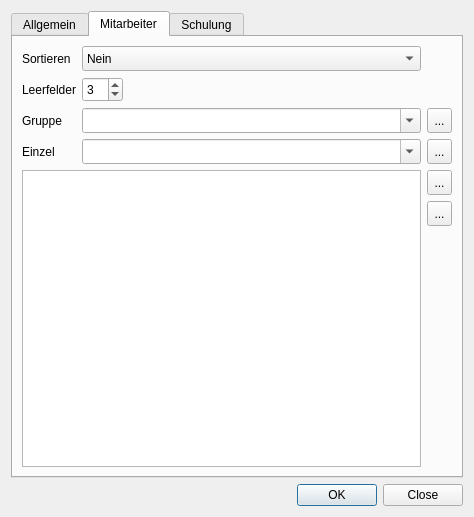
Qt form ui/qmsigninglistdialog.ui (Christian-Kr/QualificationMatrix) before a commit.
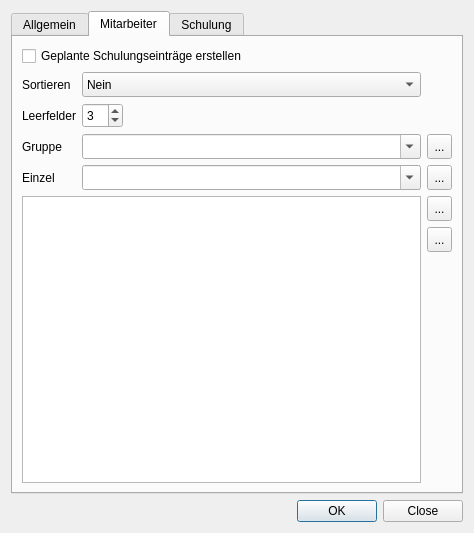
The same form after that commit. The open tabs and pages were chosen to show the change. Icons and pictures are not drawn.

Commit message: Ui changes for creation of training data

Patch:
```diff
--- a/ui/qmsigninglistdialog.ui
+++ b/ui/qmsigninglistdialog.ui
@@ -7,7 +7,7 @@
     <x>0</x>
     <y>0</y>
     <width>474</width>
-    <height>517</height>
+    <height>533</height>
    </rect>
   </property>
   <property name="windowTitle">
@@ -60,16 +60,6 @@
            </property>
           </widget>
          </item>
-         <item>
-          <widget class="QCheckBox" name="cbCreateTrainDataEntries">
-           <property name="enabled">
-            <bool>false</bool>
-           </property>
-           <property name="text">
-            <string>Geplante Schulungseinträge erstellen</string>
-           </property>
-          </widget>
-         </item>
         </layout>
        </item>
        <item>
@@ -137,14 +127,123 @@
        <string>Mitarbeiter</string>
       </attribute>
       <layout class="QGridLayout" name="gridLayout">
-       <item row="1" column="0">
+       <item row="4" column="0">
+        <widget class="QLabel" name="label_4">
+         <property name="text">
+          <string>Einzel</string>
+         </property>
+        </widget>
+       </item>
+       <item row="4" column="1">
+        <widget class="QComboBox" name="cbSingleEmployee">
+         <property name="sizePolicy">
+          <sizepolicy hsizetype="Expanding" vsizetype="Fixed">
+           <horstretch>0</horstretch>
+           <verstretch>0</verstretch>
+          </sizepolicy>
+         </property>
+         <property name="minimumSize">
+          <size>
+           <width>0</width>
+           <height>25</height>
+          </size>
+         </property>
+         <property name="editable">
+          <bool>true</bool>
+         </property>
+         <property name="maxVisibleItems">
+          <number>20</number>
+         </property>
+         <property name="insertPolicy">
+          <enum>QComboBox::NoInsert</enum>
+         </property>
+         <property name="minimumContentsLength">
+          <number>20</number>
+         </property>
+        </widget>
+       </item>
+       <item row="4" column="2">
+        <widget class="QToolButton" name="tbAddEmployee">
+         <property name="minimumSize">
+          <size>
+           <width>25</width>
+           <height>25</height>
+          </size>
+         </property>
+         <property name="text">
+          <string>...</string>
+         </property>
+         <property name="icon">
+          <iconset resource="../rcs/icons.qrc">
+           <normaloff>:/icons/icons/list-add.svg</normaloff>:/icons/icons/list-add.svg</iconset>
+         </property>
+         <property name="iconSize">
+          <size>
+           <width>16</width>
+           <height>16</height>
+          </size>
+         </property>
+        </widget>
+       </item>
+       <item row="3" column="2">
+        <widget class="QToolButton" name="tbAddEmployeeFromGroup">
+         <property name="minimumSize">
+          <size>
+           <width>25</width>
+           <height>25</height>
+          </size>
+         </property>
+         <property name="text">
+          <string>...</string>
+         </property>
+         <property name="icon">
+          <iconset resource="../rcs/icons.qrc">
+           <normaloff>:/icons/icons/list-add.svg</normaloff>:/icons/icons/list-add.svg</iconset>
+         </property>
+         <property name="iconSize">
+          <size>
+           <width>16</width>
+           <height>16</height>
+          </size>
+         </property>
+        </widget>
+       </item>
+       <item row="2" column="0">
         <widget class="QLabel" name="label_2">
          <property name="text">
           <string>Leerfelder</string>
          </property>
         </widget>
        </item>
-       <item row="1" column="1">
+       <item row="3" column="1">
+        <widget class="QComboBox" name="cbEmployeeGroup">
+         <property name="sizePolicy">
+          <sizepolicy hsizetype="Expanding" vsizetype="Fixed">
+           <horstretch>0</horstretch>
+           <verstretch>0</verstretch>
+          </sizepolicy>
+         </property>
+         <property name="minimumSize">
+          <size>
+           <width>0</width>
+           <height>25</height>
+          </size>
+         </property>
+         <property name="editable">
+          <bool>true</bool>
+         </property>
+         <property name="maxVisibleItems">
+          <number>20</number>
+         </property>
+         <property name="insertPolicy">
+          <enum>QComboBox::NoInsert</enum>
+         </property>
+         <property name="minimumContentsLength">
+          <number>20</number>
+         </property>
+        </widget>
+       </item>
+       <item row="2" column="1">
         <layout class="QHBoxLayout" name="horizontalLayout">
          <item>
           <widget class="QSpinBox" name="spEmpty">
@@ -174,123 +273,32 @@
          </item>
         </layout>
        </item>
-       <item row="2" column="0">
-        <widget class="QLabel" name="label_3">
-         <property name="text">
-          <string>Gruppe</string>
-         </property>
-        </widget>
-       </item>
-       <item row="2" column="1">
-        <widget class="QComboBox" name="cbEmployeeGroup">
-         <property name="sizePolicy">
-          <sizepolicy hsizetype="Expanding" vsizetype="Fixed">
-           <horstretch>0</horstretch>
-           <verstretch>0</verstretch>
-          </sizepolicy>
-         </property>
+       <item row="1" column="1">
+        <widget class="QComboBox" name="cbSort">
          <property name="minimumSize">
           <size>
            <width>0</width>
            <height>25</height>
           </size>
          </property>
-         <property name="editable">
-          <bool>true</bool>
-         </property>
-         <property name="maxVisibleItems">
-          <number>20</number>
-         </property>
-         <property name="insertPolicy">
-          <enum>QComboBox::NoInsert</enum>
-         </property>
-         <property name="minimumContentsLength">
-          <number>20</number>
-         </property>
+         <item>
+          <property name="text">
+           <string>Nein</string>
+          </property>
+         </item>
+         <item>
+          <property name="text">
+           <string>Vorname</string>
+          </property>
+         </item>
+         <item>
+          <property name="text">
+           <string>Nachname</string>
+          </property>
+         </item>
         </widget>
        </item>
-       <item row="3" column="0">
-        <widget class="QLabel" name="label_4">
-         <property name="text">
-          <string>Einzel</string>
-         </property>
-        </widget>
-       </item>
-       <item row="2" column="2">
-        <widget class="QToolButton" name="tbAddEmployeeFromGroup">
-         <property name="minimumSize">
-          <size>
-           <width>25</width>
-           <height>25</height>
-          </size>
-         </property>
-         <property name="text">
-          <string>...</string>
-         </property>
-         <property name="icon">
-          <iconset resource="../rcs/icons.qrc">
-           <normaloff>:/icons/icons/list-add.svg</normaloff>:/icons/icons/list-add.svg</iconset>
-         </property>
-         <property name="iconSize">
-          <size>
-           <width>16</width>
-           <height>16</height>
-          </size>
-         </property>
-        </widget>
-       </item>
-       <item row="3" column="1">
-        <widget class="QComboBox" name="cbSingleEmployee">
-         <property name="sizePolicy">
-          <sizepolicy hsizetype="Expanding" vsizetype="Fixed">
-           <horstretch>0</horstretch>
-           <verstretch>0</verstretch>
-          </sizepolicy>
-         </property>
-         <property name="minimumSize">
-          <size>
-           <width>0</width>
-           <height>25</height>
-          </size>
-         </property>
-         <property name="editable">
-          <bool>true</bool>
-         </property>
-         <property name="maxVisibleItems">
-          <number>20</number>
-         </property>
-         <property name="insertPolicy">
-          <enum>QComboBox::NoInsert</enum>
-         </property>
-         <property name="minimumContentsLength">
-          <number>20</number>
-         </property>
-        </widget>
-       </item>
-       <item row="3" column="2">
-        <widget class="QToolButton" name="tbAddEmployee">
-         <property name="minimumSize">
-          <size>
-           <width>25</width>
-           <height>25</height>
-          </size>
-         </property>
-         <property name="text">
-          <string>...</string>
-         </property>
-         <property name="icon">
-          <iconset resource="../rcs/icons.qrc">
-           <normaloff>:/icons/icons/list-add.svg</normaloff>:/icons/icons/list-add.svg</iconset>
-         </property>
-         <property name="iconSize">
-          <size>
-           <width>16</width>
-           <height>16</height>
-          </size>
-         </property>
-        </widget>
-       </item>
-       <item row="4" column="0" colspan="2">
+       <item row="5" column="0" colspan="2">
         <widget class="QListWidget" name="lwEmployees">
          <property name="sizePolicy">
           <sizepolicy hsizetype="Expanding" vsizetype="Preferred">
@@ -300,7 +308,14 @@
          </property>
         </widget>
        </item>
-       <item row="4" column="2">
+       <item row="3" column="0">
+        <widget class="QLabel" name="label_3">
+         <property name="text">
+          <string>Gruppe</string>
+         </property>
+        </widget>
+       </item>
+       <item row="5" column="2">
         <layout class="QVBoxLayout" name="verticalLayout_3">
          <item>
           <widget class="QToolButton" name="tbRemoveEmployee">
@@ -363,38 +378,20 @@
          </item>
         </layout>
        </item>
-       <item row="0" column="1">
-        <widget class="QComboBox" name="cbSort">
-         <property name="minimumSize">
-          <size>
-           <width>0</width>
-           <height>25</height>
-          </size>
-         </property>
-         <item>
-          <property name="text">
-           <string>Nein</string>
-          </property>
-         </item>
-         <item>
-          <property name="text">
-           <string>Vorname</string>
-          </property>
-         </item>
-         <item>
-          <property name="text">
-           <string>Nachname</string>
-          </property>
-         </item>
-        </widget>
-       </item>
-       <item row="0" column="0">
+       <item row="1" column="0">
         <widget class="QLabel" name="label_10">
          <property name="text">
           <string>Sortieren</string>
          </property>
         </widget>
        </item>
+       <item row="0" column="0" colspan="2">
+        <widget class="QCheckBox" name="cbCreateTrainDataEntries">
+         <property name="text">
+          <string>Geplante Schulungseinträge erstellen </string>
+         </property>
+        </widget>
+       </item>
       </layout>
      </widget>
      <widget class="QWidget" name="taTraining">
```
Left out of the diff: 2 changed lines with no effect on the pictures. The commit also changes 1 other file.
